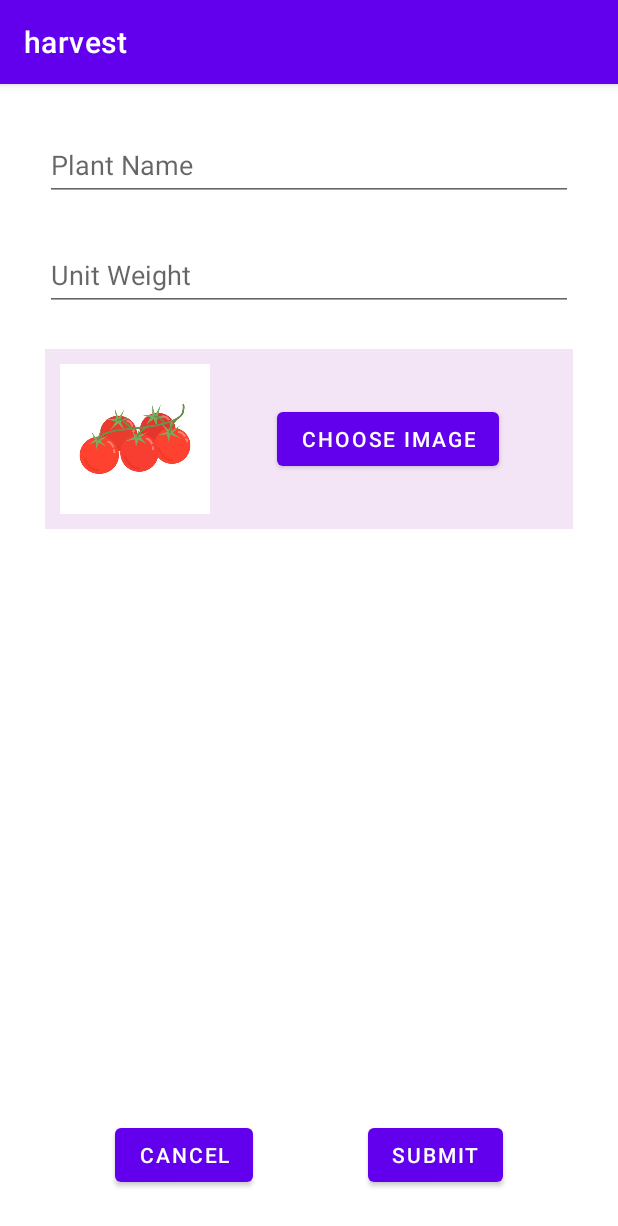
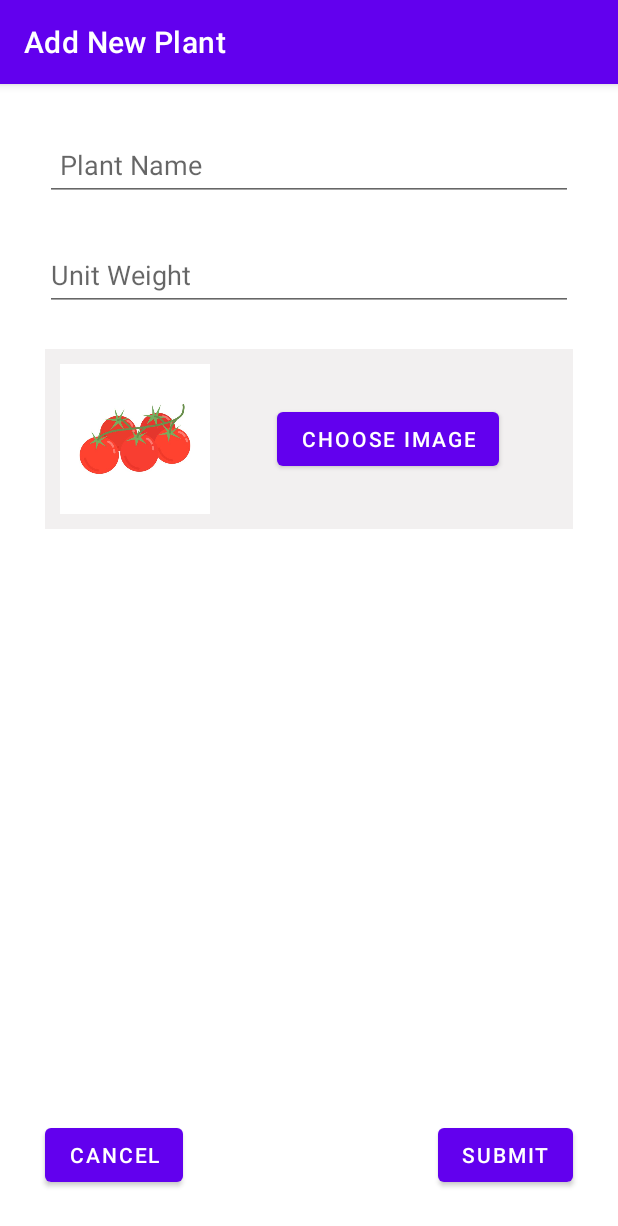
Before and after one commit to AdiThakur/harvest, an Android app: the PlantActivity screen opened directly, with no data from a screen before it, after a tap on "ADD PLANT", on a phone screen of 412 x 824 dp. Shown: the top 1226 px of the screen. Run offline under Robolectric (Android 15) with nearby library versions, the phone set to English and light mode, and no system bars; our stand-ins replace Room's generated code.

Commit message:
Added titles to fragments, and other minor UI updates

```diff
--- a/app/src/main/java/com/example/harvest/plant/PlantActivity.java
+++ b/app/src/main/java/com/example/harvest/plant/PlantActivity.java
@@ -29,4 +29,9 @@ public class PlantActivity extends AppCompatActivity
 				.commit();
 		}
 	}
+
+	protected void setActionBarTitle(String title)
+	{
+		setActionBarTitle(title);
+	}
 }
--- a/app/src/main/java/com/example/harvest/plant/PlantAddFragment.java
+++ b/app/src/main/java/com/example/harvest/plant/PlantAddFragment.java
@@ -15,6 +15,8 @@ import androidx.fragment.app.FragmentTransaction;
 import androidx.lifecycle.ViewModelProvider;
 
 import android.view.LayoutInflater;
+import android.view.Menu;
+import android.view.MenuInflater;
 import android.view.View;
 import android.view.ViewGroup;
 import android.widget.Button;
@@ -35,6 +37,13 @@ public class PlantAddFragment extends Fragment
 	private EditText plantUnitWeightEditText;
 	private ImageView plantImage;
 	private Uri selectedImageUri = Uri.parse(Helper.defaultPlantImageUriString);
+
+	@Override
+	public void onCreate(@Nullable Bundle savedInstanceState)
+	{
+		super.onCreate(savedInstanceState);
+		getActivity().setTitle("Add New Plant");
+	}
 
 	@Nullable
 	@Override
@@ -134,7 +143,6 @@ public class PlantAddFragment extends Fragment
 		);
 
 		if (plantAdded) {
-			Toast.makeText(requireActivity(), "Plant added!", Toast.LENGTH_LONG).show();
 			finish();
 		} else {
 			Toast.makeText(requireActivity(), "Couldn't add plant", Toast.LENGTH_LONG).show();
--- a/app/src/main/java/com/example/harvest/plant/PlantVM.java
+++ b/app/src/main/java/com/example/harvest/plant/PlantVM.java
@@ -1,7 +1,6 @@
 package com.example.harvest.plant;
 
 import android.app.Application;
-
 import androidx.annotation.NonNull;
 import androidx.lifecycle.AndroidViewModel;
 import androidx.lifecycle.LiveData;
--- a/app/src/main/res/layout/add_plant_rcv_item.xml
+++ b/app/src/main/res/layout/add_plant_rcv_item.xml
@@ -7,7 +7,7 @@
     android:layout_marginLeft="10dp"
     android:layout_marginTop="10dp"
     android:layout_marginRight="10dp"
-    android:background="#80E6E2E2"
+    android:background="@color/card_grey"
     android:outlineProvider="bounds"
     android:outlineSpotShadowColor="#F44336">
 
--- a/app/src/main/res/layout/fragment_plant_add.xml
+++ b/app/src/main/res/layout/fragment_plant_add.xml
@@ -23,6 +23,8 @@
             android:importantForAutofill="no"
             android:inputType="textPersonName"
             android:minHeight="48dp"
+            android:outlineProvider="none"
+            android:padding="10dp"
             app:layout_constraintEnd_toEndOf="parent"
             app:layout_constraintStart_toStartOf="parent"
             app:layout_constraintTop_toTopOf="parent"
@@ -33,6 +35,7 @@
             android:layout_width="0dp"
             android:layout_height="wrap_content"
             android:layout_marginTop="25dp"
+
             android:ems="10"
             android:hint="@string/unit_weight"
             android:importantForAutofill="no"
@@ -48,7 +51,7 @@
             android:layout_width="0dp"
             android:layout_height="wrap_content"
             android:layout_marginTop="25dp"
-            android:background="#F3E5F5"
+            android:background="@color/card_grey"
             app:layout_constraintEnd_toEndOf="@+id/plantAdd_plantUnitWeightEditText"
             app:layout_constraintStart_toStartOf="@+id/plantAdd_plantUnitWeightEditText"
             app:layout_constraintTop_toBottomOf="@+id/plantAdd_plantUnitWeightEditText">
@@ -91,18 +94,15 @@
             android:layout_marginBottom="30dp"
             android:text="@string/cancel"
             app:layout_constraintBottom_toBottomOf="parent"
-            app:layout_constraintEnd_toStartOf="@+id/plantAdd_SubmitButton"
-            app:layout_constraintHorizontal_bias="0.5"
-            app:layout_constraintStart_toStartOf="parent" />
+            app:layout_constraintStart_toStartOf="@+id/constraintLayout" />
 
         <Button
             android:id="@+id/plantAdd_SubmitButton"
             android:layout_width="wrap_content"
             android:layout_height="wrap_content"
             android:text="@string/submit"
-            app:layout_constraintEnd_toEndOf="parent"
-            app:layout_constraintHorizontal_bias="0.5"
-            app:layout_constraintStart_toEndOf="@+id/plantAdd_CancelButton"
+            app:layout_constraintBottom_toBottomOf="@+id/plantAdd_CancelButton"
+            app:layout_constraintEnd_toEndOf="@+id/constraintLayout"
             app:layout_constraintTop_toTopOf="@+id/plantAdd_CancelButton" />
 
     </androidx.constraintlayout.widget.ConstraintLayout>
--- a/app/src/main/res/values/colors.xml
+++ b/app/src/main/res/values/colors.xml
@@ -7,4 +7,6 @@
     <color name="teal_700">#FF018786</color>
     <color name="black">#FF000000</color>
     <color name="white">#FFFFFFFF</color>
+    <color name="card_grey">#80E6E2E2</color>
+    <color name="card_selected_blue">#d6e7ff</color>
 </resources>
```
Also changed, not shown: app/src/main/java/com/example/harvest/plant/PlantListFragment.java (+5 -6 lines), app/src/main/res/drawable/ic_save.xml (added, +10 -0 lines), app/src/main/res/menu/fragment_add_menu.xml (added, +9 -0 lines).
